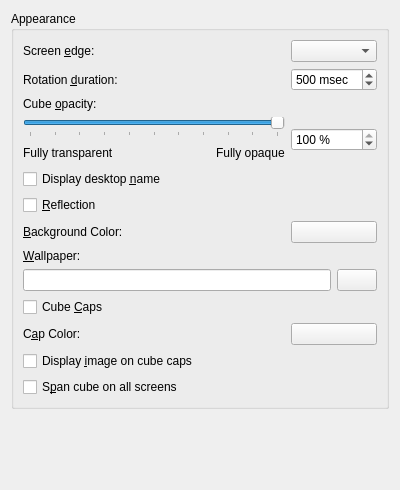
Above: effects/cylinder_config.ui from KDE/kwin before the change. Below: the same form after it.
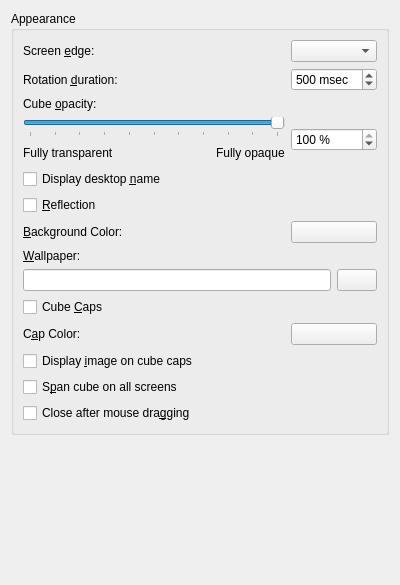
That is the form after the change. Custom widgets are drawn as their Qt base class.

Commit message: Option for Compiz like mouse dragging in cube effects. That is cube is closed on release of mouse button. Option is disabled by default.

Diff of the .ui file:
```diff
--- a/effects/cylinder_config.ui
+++ b/effects/cylinder_config.ui
@@ -6,7 +6,7 @@
     <x>0</x>
     <y>0</y>
     <width>400</width>
-    <height>490</height>
+    <height>585</height>
    </rect>
   </property>
   <layout class="QVBoxLayout" >
@@ -217,6 +217,13 @@
         </item>
        </layout>
       </item>
+      <item row="17" column="0" >
+       <widget class="QCheckBox" name="closeOnMouseReleaseBox" >
+        <property name="text" >
+         <string>Close after mouse dra&amp;gging</string>
+        </property>
+       </widget>
+      </item>
      </layout>
     </widget>
    </item>
```
The commit also changes 7 other files.
